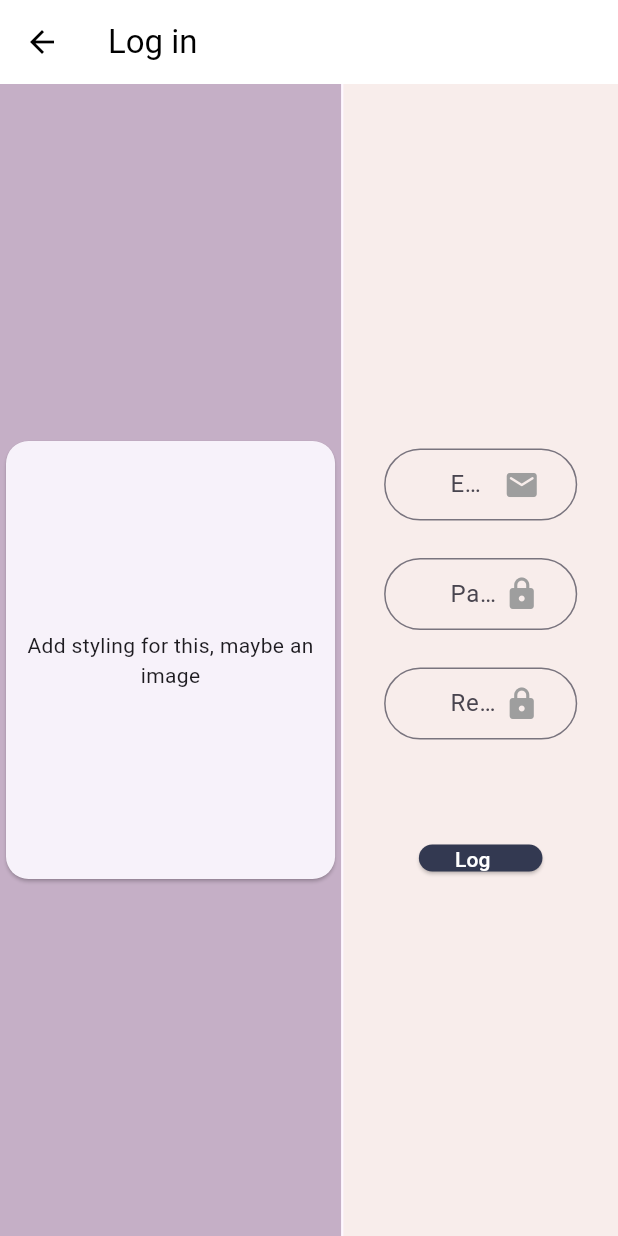
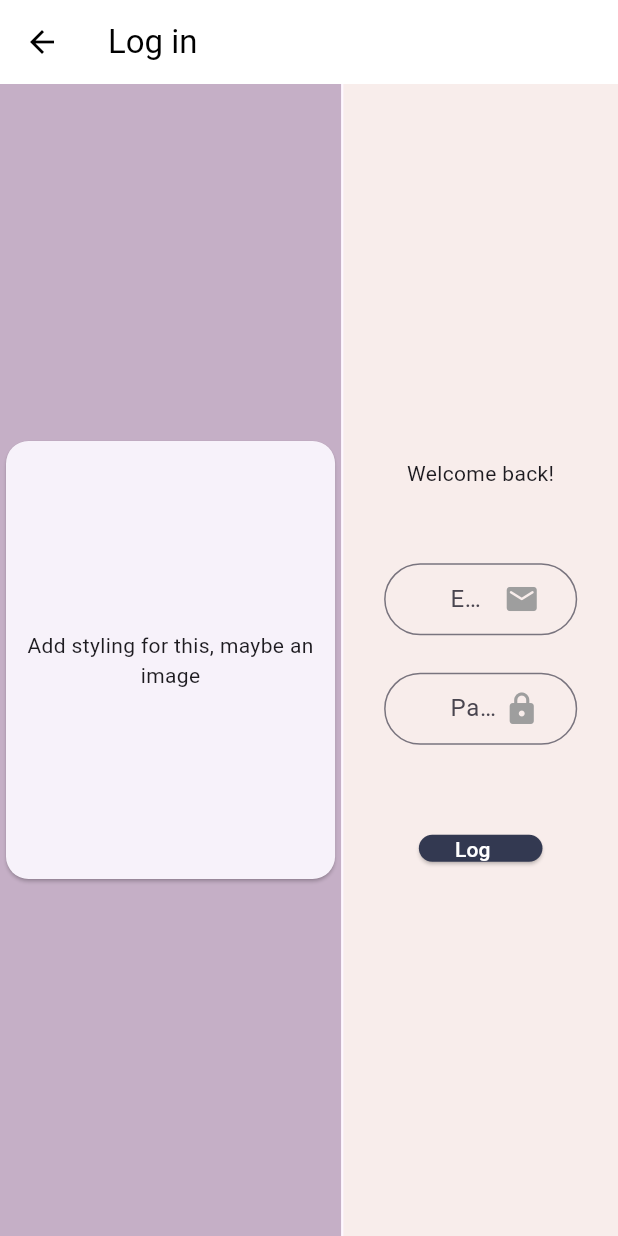
Before and after one commit to NDimish/HelioLunares, a Flutter app: the screen it shows after launch, after a tap on "Log In", on a phone screen of 412 x 824 dp. Run offline on Flutter 3.47's test engine with Material 2 defaults, Android fonts, the phone set to English and light mode, and no system bars.

Commit message:
Refactor code, change login screen and start restyling sign ups

```diff
--- a/frontend/lib/screens/landing_screen.dart
+++ b/frontend/lib/screens/landing_screen.dart
@@ -1,7 +1,7 @@
 import 'package:flutter/material.dart';
 import 'package:university_ticketing_system/screens/log_in_screen.dart';
-import 'package:university_ticketing_system/screens/society_sign_up_screen.dart';
-import 'package:university_ticketing_system/screens/student_sign_up_screen.dart';
+import 'package:university_ticketing_system/screens/sign_up_as_student_screen.dart';
+import 'package:university_ticketing_system/screens/sign_up_as_society_screen.dart';
 
 class LandingScreen extends StatefulWidget {
   const LandingScreen({super.key});
--- a/frontend/lib/screens/log_in_screen.dart
+++ b/frontend/lib/screens/log_in_screen.dart
@@ -12,9 +12,10 @@ class LogInScreen extends StatefulWidget {
 class _LogInScreenState extends State<LogInScreen> {
   TextEditingController _textControllerEmail = TextEditingController();
   TextEditingController _textControllerPassword = TextEditingController();
-  TextEditingController _textControllerNewPassword = TextEditingController();
+  //TextEditingController _textControllerNewPassword = TextEditingController();
 
-  String? email, password, confirmedPassword;
+  String? email, password;
+  //confirmedPassword;
 
   final _formKey = GlobalKey<FormState>();
 
@@ -80,6 +81,14 @@ class _LogInScreenState extends State<LogInScreen> {
                                   children: <Widget>[
                                     SizedBox(
                                       width: width / 3.2,
+                                      child: const Text(
+                                        "Welcome back!",
+                                        textAlign: TextAlign.center,
+                                      ),
+                                    ),
+                                    const SizedBox(height: 50),
+                                    SizedBox(
+                                      width: width / 3.2,
                                       child: customTextFormField(
                                           context,
                                           _textControllerEmail,
@@ -101,19 +110,19 @@ class _LogInScreenState extends State<LogInScreen> {
                                           Icons.lock_rounded,
                                           passwordValidator),
                                     ),
-                                    const SizedBox(height: 25),
-                                    SizedBox(
-                                      width: width / 3.2,
-                                      child: customTextFormField(
-                                          context,
-                                          _textControllerNewPassword,
-                                          "Passwords did not match",
-                                          "Re-enter Password",
-                                          TextInputType.visiblePassword,
-                                          Icons.lock_rounded,
-                                          newPasswordValidator),
-                                    ),
-                                    const SizedBox(height: 70),
+                                    // const SizedBox(height: 25),
+                                    // SizedBox(
+                                    //   width: width / 3.2,
+                                    //   child: customTextFormField(
+                                    //       context,
+                                    //       _textControllerNewPassword,
+                                    //       "Passwords did not match",
+                                    //       "Re-enter Password",
+                                    //       TextInputType.visiblePassword,
+                                    //       Icons.lock_rounded,
+                                    //       newPasswordValidator),
+                                    // ),
+                                    const SizedBox(height: 60),
                                     SizedBox(
                                       height: width / 23,
                                       width: width / 5,
@@ -128,9 +137,9 @@ class _LogInScreenState extends State<LogInScreen> {
                                                 password =
                                                     _textControllerPassword
                                                         .text;
-                                                confirmedPassword =
-                                                    _textControllerNewPassword
-                                                        .text;
+                                                // confirmedPassword =
+                                                //     _textControllerNewPassword
+                                                //         .text;
                                               });
                                               showText();
                                             }
@@ -156,7 +165,7 @@ class _LogInScreenState extends State<LogInScreen> {
   void showText() {
     print(email);
     print(password);
-    print(confirmedPassword);
+    //print(confirmedPassword);
     setState(() {
       Navigator.push(
         context,
@@ -167,18 +176,18 @@ class _LogInScreenState extends State<LogInScreen> {
 
   String? emailValidator(String? value) {
     if (value == null || value.isEmpty) {
-      return 'Please enter an email';
+      return 'Please enter your email';
     }
     return null;
   }
 
   String? passwordValidator(String? value) {
     if (value == null || value.isEmpty) {
-      return 'Please enter a password';
+      return 'Please enter your password';
     }
     return null;
   }
-
+  /*
   String? newPasswordValidator(String? value) {
     if (value == null || value.isEmpty) {
       return "Please confirm password";
@@ -188,4 +197,5 @@ class _LogInScreenState extends State<LogInScreen> {
     }
     return null;
   }
+  */
 }
```
Also changed, not shown: frontend/lib/screens/sign_up_as_student_screen.dart (renamed from frontend/lib/screens/society_sign_up_screen.dart, +79 -12 lines), frontend/lib/screens/sign_up_as_society_screen.dart (renamed from frontend/lib/screens/student_sign_up_screen.dart).
